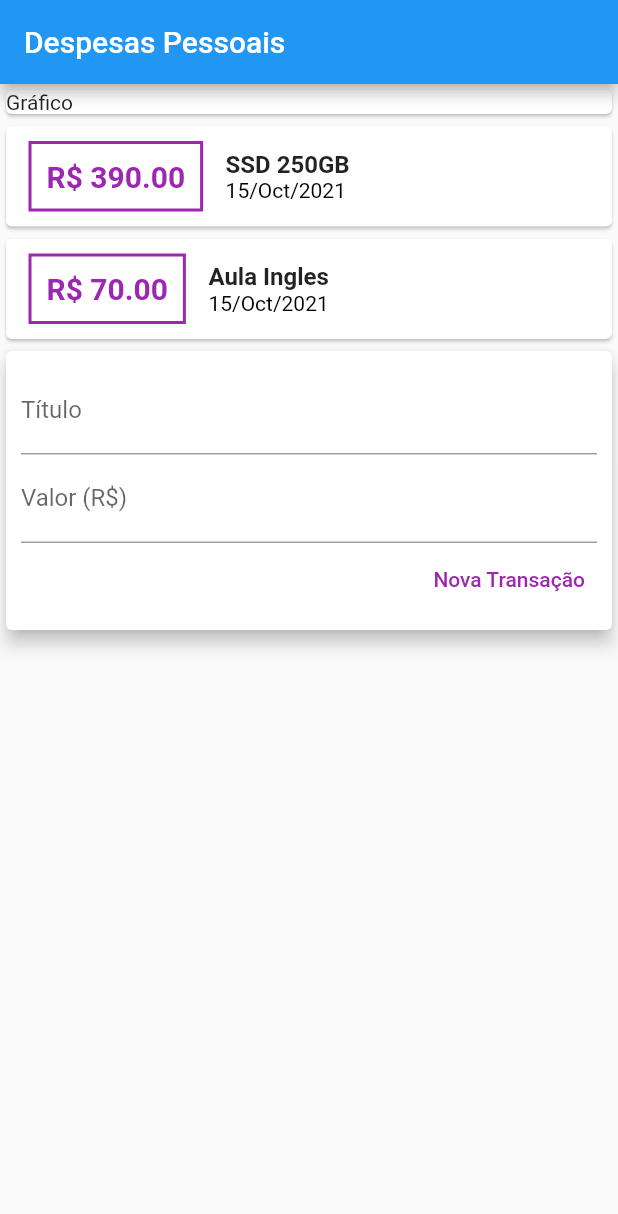
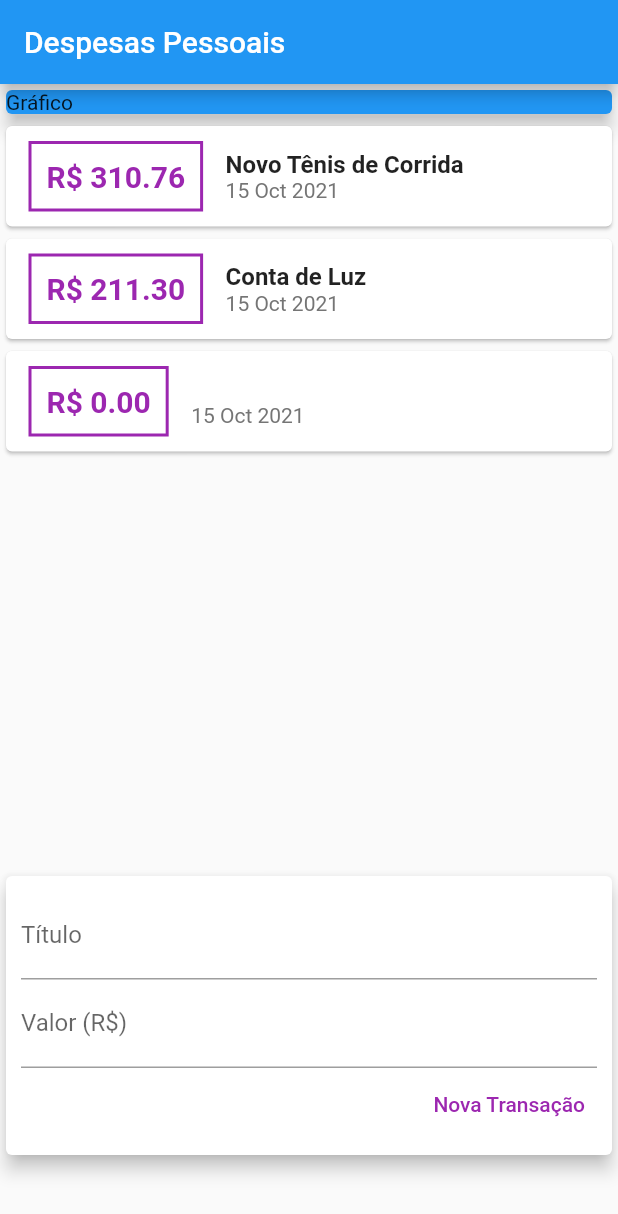
Before and after one commit to PedroPadilhaPortella/Curso_Flutter_Dart_Cod3r, a Flutter app: the screen it shows after launch, after a tap on "Nova Transação", on a phone screen of 412 x 824 dp. Shown: the top 1214 px of the screen. Run offline on Flutter 3.47's test engine with Material 2 defaults, Android fonts, the phone set to English and light mode, and no system bars; network calls fail.

Commit message:
componentização de funcionalidades flutter

```diff
--- /dev/null
+++ b/expenses/lib/components/transaction_form.dart
@@ -0,0 +1,52 @@
+import 'package:flutter/material.dart';
+
+class TransactionForm extends StatelessWidget {
+  final titleController = TextEditingController();
+  final valueController = TextEditingController();
+
+  final void Function(String, double) onSubmit;
+
+  TransactionForm(this.onSubmit);
+
+  @override
+  Widget build(BuildContext context) {
+    return Card(
+      elevation: 5,
+      child: Padding(
+        padding: const EdgeInsets.all(10),
+        child: Column(
+          children: <Widget>[
+            TextField(
+              controller: titleController,
+              decoration: InputDecoration(
+                labelText: 'Título',
+              ),
+            ),
+            TextField(
+              controller: valueController,
+              decoration: InputDecoration(
+                labelText: 'Valor (R\$)',
+              ),
+            ),
+            Row(
+              mainAxisAlignment: MainAxisAlignment.end,
+              children: <Widget>[
+                TextButton(
+                  child: Text(
+                    'Nova Transação',
+                    style: TextStyle(color: Colors.purple),
+                  ),
+                  onPressed: () {
+                    final title = titleController.text;
+                    final value = double.tryParse(valueController.text) ?? 0.0;
+                    onSubmit(title, value);
+                  },
+                )
+              ],
+            ),
+          ],
+        ),
+      ),
+    );
+  }
+}
--- /dev/null
+++ b/expenses/lib/components/transaction_list.dart
@@ -0,0 +1,67 @@
+import 'package:flutter/material.dart';
+import '../models/transaction.dart';
+import 'package:intl/intl.dart';
+
+class TransactionList extends StatelessWidget {
+  final List<Transaction> transactions;
+
+  TransactionList(this.transactions);
+
+  @override
+  Widget build(BuildContext context) {
+    return Container(
+      height: 500,
+      child: ListView.builder(
+        itemCount: transactions.length,
+        itemBuilder: (ctx, index) {
+          final tr = transactions[index];
+          return Card(
+            child: Row(
+              children: <Widget>[
+                Container(
+                  margin: EdgeInsets.symmetric(
+                    horizontal: 15,
+                    vertical: 10,
+                  ),
+                  decoration: BoxDecoration(
+                    border: Border.all(
+                      color: Colors.purple,
+                      width: 2,
+                    ),
+                  ),
+                  padding: EdgeInsets.all(10),
+                  child: Text(
+                    'R\$ ${tr.value.toStringAsFixed(2)}',
+                    style: TextStyle(
+                      fontWeight: FontWeight.bold,
+                      fontSize: 20,
+                      color: Colors.purple,
+                    ),
+                  ),
+                ),
+                Column(
+                  crossAxisAlignment: CrossAxisAlignment.start,
+                  children: <Widget>[
+                    Text(
+                      tr.title,
+                      style: TextStyle(
+                        fontSize: 16,
+                        fontWeight: FontWeight.bold,
+                      ),
+                    ),
+                    Text(
+                      DateFormat('d MMM y').format(tr.date),
+                      style: TextStyle(
+                        color: Colors.grey[600],
+                      ),
+                    ),
+                  ],
+                ),
+              ],
+            ),
+          );
+        },
+      ),
+    );
+  }
+}
--- /dev/null
+++ b/expenses/lib/components/transaction_user.dart
@@ -0,0 +1,49 @@
+import 'package:flutter/material.dart';
+import 'dart:math';
+import 'transaction_form.dart';
+import 'transaction_list.dart';
+import '../models/transaction.dart';
+
+class TransactionUser extends StatefulWidget {
+  @override
+  _TransactionUserState createState() => _TransactionUserState();
+}
+
+class _TransactionUserState extends State<TransactionUser> {
+  final _transactions = [
+    Transaction(
+      id: 't1',
+      title: 'Novo Tênis de Corrida',
+      value: 310.76,
+      date: DateTime.now(),
+    ),
+    Transaction(
+      id: 't2',
+      title: 'Conta de Luz',
+      value: 211.30,
+      date: DateTime.now(),
+    ),
+  ];
+
+  _addTransaction(String title, double value) {
+    final newTransaction = Transaction(
+        id: Random().nextDouble().toString(),
+        title: title,
+        value: value,
+        date: DateTime.now());
+
+    setState(() {
+      _transactions.add(newTransaction);
+    });
+  }
+
+  @override
+  Widget build(BuildContext context) {
+    return Column(
+      children: <Widget>[
+        TransactionList(_transactions),
+        TransactionForm(_addTransaction),
+      ],
+    );
+  }
+}
--- a/expenses/lib/main.dart
+++ b/expenses/lib/main.dart
@@ -1,12 +1,9 @@
-import 'package:expenses/models/Transaction.dart';
 import 'package:flutter/material.dart';
-import 'package:intl/intl.dart';
+import 'package:expenses/components/transaction_user.dart';
 
-main() => runApp(const ExpensesApp());
+main() => runApp(ExpensesApp());
 
 class ExpensesApp extends StatelessWidget {
-  const ExpensesApp({Key? key}) : super(key: key);
-
   @override
   Widget build(BuildContext context) {
     return MaterialApp(
@@ -16,101 +13,27 @@
 }
 
 class MyHomePage extends StatelessWidget {
-  final titleController = TextEditingController();
-  final valueController = TextEditingController();
-
-  final _transactions = [
-    Transaction(id: 't1', title: 'SSD 250GB', value: 390, date: DateTime.now()),
-    Transaction(
-        id: 't2', title: 'Aula Ingles', value: 70, date: DateTime.now()),
-  ];
-
-  MyHomePage({Key? key}) : super(key: key);
-
   @override
   Widget build(BuildContext context) {
     return Scaffold(
       appBar: AppBar(
-        title: const Text('Despesas Pessoais'),
+        title: Text('Despesas Pessoais'),
       ),
-      body: Column(
-        crossAxisAlignment: CrossAxisAlignment.stretch,
-        children: <Widget>[
-          const Card(
-            child: Text('Gráfico'),
-          ),
-          Column(
-            children: <Widget>[
-              ..._transactions.map((transaction) {
-                return Card(
-                  child: Row(
-                    children: <Widget>[
-                      Container(
-                        margin:
-                            EdgeInsets.symmetric(horizontal: 15, vertical: 10),
-                        decoration: BoxDecoration(
-                            border: Border.all(color: Colors.purple, width: 2)),
-                        child: Text(
-                          'R\$ ${transaction.value.toStringAsFixed(2)}',
-                          style: TextStyle(
-                              fontWeight: FontWeight.bold,
-                              color: Colors.purple,
-                              fontSize: 20),
-                        ),
-                        padding: EdgeInsets.all(10),
-                      ),
-                      Column(
-                        crossAxisAlignment: CrossAxisAlignment.start,
-                        mainAxisAlignment: MainAxisAlignment.spaceAround,
-                        children: <Widget>[
-                          Text(
-                            transaction.title,
-                            style: TextStyle(
-                                fontSize: 16, fontWeight: FontWeight.bold),
-                          ),
-                          Text(
-                            DateFormat('dd/MMM/yyyy').format(transaction.date),
-                            style: TextStyle(color: Colors.black),
-                          ),
-                        ],
-                      ),
-                    ],
-                  ),
-                );
-              }).toList()
-            ],
-          ),
-          Card(
-            elevation: 5,
-            child: Padding(
-              padding: EdgeInsets.all(10),
-              child: Column(
-                children: <Widget>[
-                  TextField(
-                    controller: titleController,
-                    decoration: InputDecoration(labelText: 'Título'),
-                  ),
-                  TextField(
-                      controller: valueController,
-                      decoration: InputDecoration(labelText: 'Valor (R\$)')),
-                  Row(
-                    mainAxisAlignment: MainAxisAlignment.end,
-                    children: [
-                      TextButton(
-                          style: TextButton.styleFrom(
-                            primary: Colors.purple,
-                          ),
-                          // ignore: avoid_print
-                          onPressed: () => print(
-                              {titleController.text, valueController.text}),
-                          child: Text('Nova Transação')),
-                    ],
-                  )
-                ],
+      body: SingleChildScrollView(
+        child: Column(
+          crossAxisAlignment: CrossAxisAlignment.stretch,
+          children: <Widget>[
+            Container(
+              width: double.infinity,
+              child: Card(
+                color: Colors.blue,
+                child: Text('Gráfico'),
+                elevation: 5,
               ),
             ),
-          )
-        ],
+            TransactionUser(),
+          ],
+        ),
       ),
     );
   }
```
